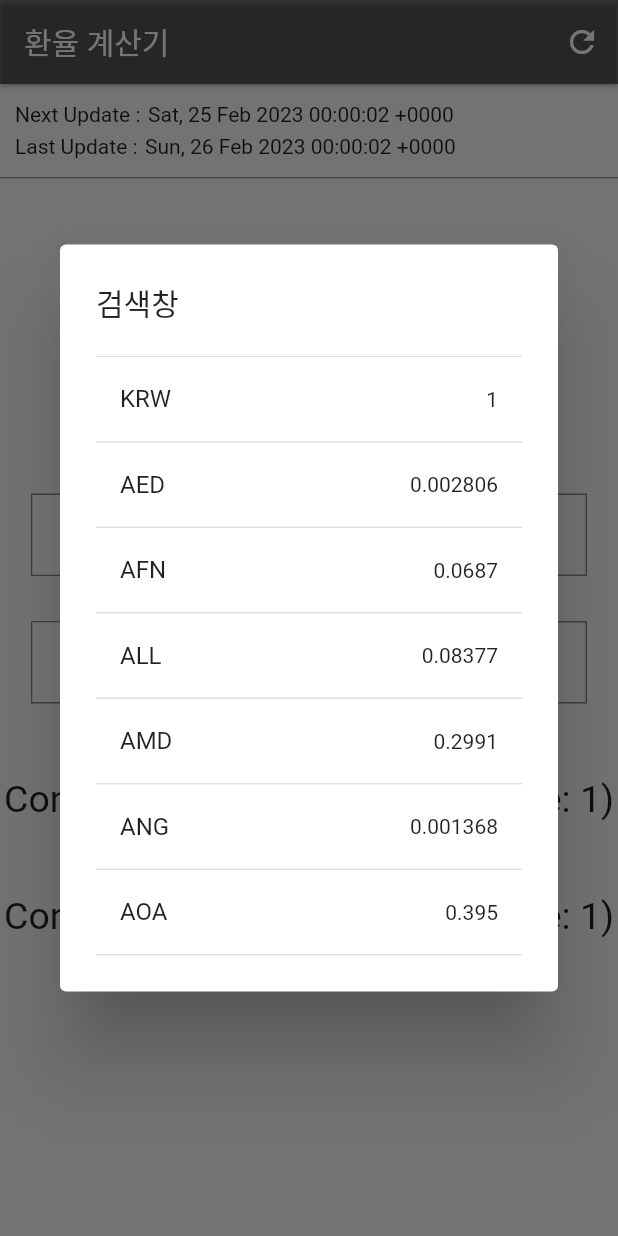
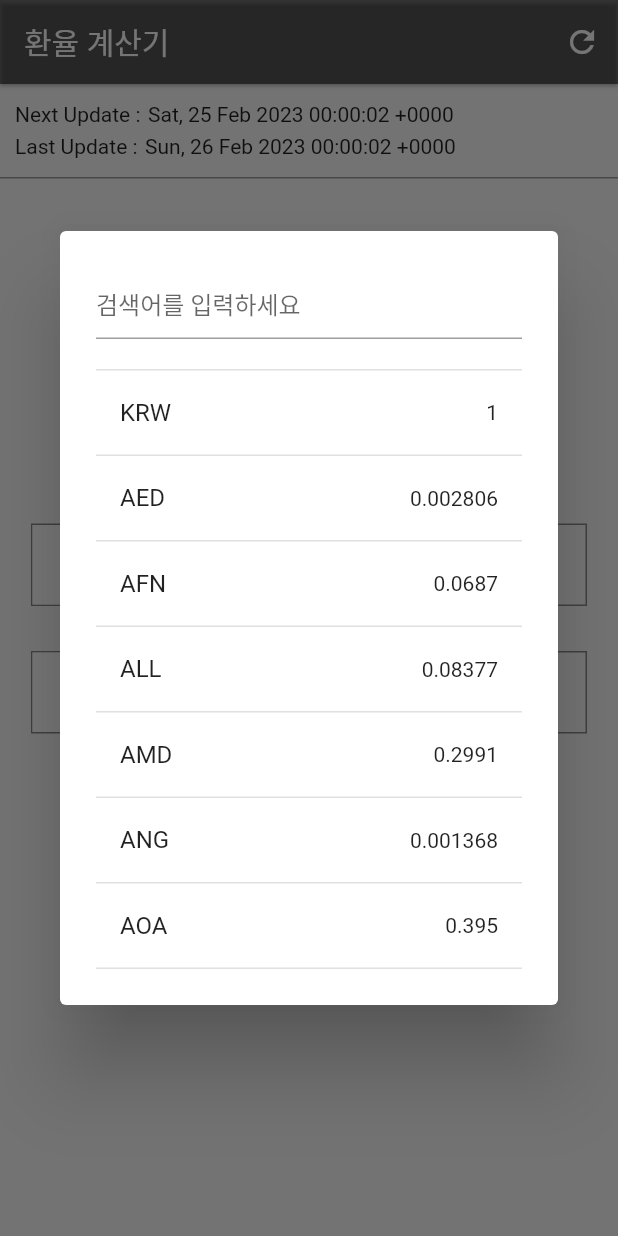
Before and after one commit to wyongjae/currency_info_app_practice, a Flutter app: the screen it shows after launch, after a tap on "KRW", on a phone screen of 412 x 824 dp. Run offline on Flutter 3.47's test engine with Material 2 defaults, Android fonts, the phone set to English and light mode, and no system bars; our stand-ins replace freezed_annotation; generated files the repository leaves out were written again.

Commit message:
Feat: call changeFirstTextField method change _controller2 value but doesn't work the other way

```diff
--- a/lib/presentation/currency_screen/currency_screen.dart
+++ b/lib/presentation/currency_screen/currency_screen.dart
@@ -13,6 +13,7 @@ class CurrencyScreen extends StatefulWidget {
 class _CurrencyScreenState extends State<CurrencyScreen> {
   final TextEditingController _controller1 = TextEditingController();
   final TextEditingController _controller2 = TextEditingController();
+  final TextEditingController _searchController = TextEditingController();
 
   @override
   void initState() {
@@ -96,7 +97,7 @@ class _CurrencyScreenState extends State<CurrencyScreen> {
             color: Colors.grey,
           ),
           const SizedBox(
-            height: 210,
+            height: 230,
           ),
           Row(
             mainAxisAlignment: MainAxisAlignment.spaceEvenly,
@@ -118,7 +119,12 @@ class _CurrencyScreenState extends State<CurrencyScreen> {
                       builder: (BuildContext context) {
                         viewModel.fetch();
                         return AlertDialog(
-                          title: const Text('검색창'),
+                          title: TextField(
+                            controller: _searchController,
+                            decoration: const InputDecoration(
+                              hintText: '검색어를 입력하세요',
+                            ),
+                          ),
                           content: SizedBox(
                             width: double.maxFinite,
                             height: 400,
@@ -138,6 +144,9 @@ class _CurrencyScreenState extends State<CurrencyScreen> {
                                       splashColor: Colors.black38,
                                       onTap: () {
                                         viewModel.setNation(conversionRate);
+                                        _controller1.text = viewModel
+                                            .state.exchangeRate
+                                            .toString();
                                         Navigator.pop(context);
                                       },
                                       child: ListTile(
@@ -185,9 +194,8 @@ class _CurrencyScreenState extends State<CurrencyScreen> {
                   controller: _controller1,
                   keyboardType: TextInputType.number,
                   onChanged: (text) {
-                    // 반대로 했을 때는 작동이 안 되는데 무슨 차이 ??
-                    _controller2.text = text;
                     viewModel.changeFirstTextField(text);
+                    _controller2.text = viewModel.state.exchangeRate.toString();
                   },
                   decoration: const InputDecoration(
                     contentPadding: EdgeInsets.all(10),
@@ -241,10 +249,10 @@ class _CurrencyScreenState extends State<CurrencyScreen> {
                                     InkWell(
                                       splashColor: Colors.black38,
                                       onTap: () {
-                                        viewModel.setNation2(
-                                          conversionRate,
-                                          _controller2.text,
-                                        );
+                                        viewModel.setNation2(conversionRate);
+                                        _controller2.text = viewModel
+                                            .state.exchangeRate2
+                                            .toString();
                                         Navigator.pop(context);
                                       },
                                       child: ListTile(
@@ -292,8 +300,9 @@ class _CurrencyScreenState extends State<CurrencyScreen> {
                   controller: _controller2,
                   keyboardType: TextInputType.number,
                   onChanged: (text) {
-                    _controller1.text = text;
                     viewModel.changeSecondTextField(text);
+                    _controller1.text =
+                        viewModel.state.exchangeRate2.toString();
                   },
                   decoration: const InputDecoration(
                     contentPadding: EdgeInsets.all(10),
@@ -304,44 +313,6 @@ class _CurrencyScreenState extends State<CurrencyScreen> {
               ),
             ],
           ),
-          const SizedBox(
-            height: 20,
-          ),
-          Flexible(
-            child: Text(
-              '${viewModel.state.exchangeRate}',
-              style: const TextStyle(
-                fontSize: 25,
-              ),
-            ),
-          ),
-          Flexible(
-            child: Text(
-              '${viewModel.state.conversionRate}',
-              style: const TextStyle(
-                fontSize: 25,
-              ),
-            ),
-          ),
-          const SizedBox(
-            height: 20,
-          ),
-          Flexible(
-            child: Text(
-              '${viewModel.state.exchangeRate2}',
-              style: const TextStyle(
-                fontSize: 25,
-              ),
-            ),
-          ),
-          Flexible(
-            child: Text(
-              '${viewModel.state.conversionRate2}',
-              style: const TextStyle(
-                fontSize: 25,
-              ),
-            ),
-          ),
         ],
       ),
     );
```
Also changed, not shown: lib/presentation/currency_screen/currency_view_model.dart (+15 -4 lines).
